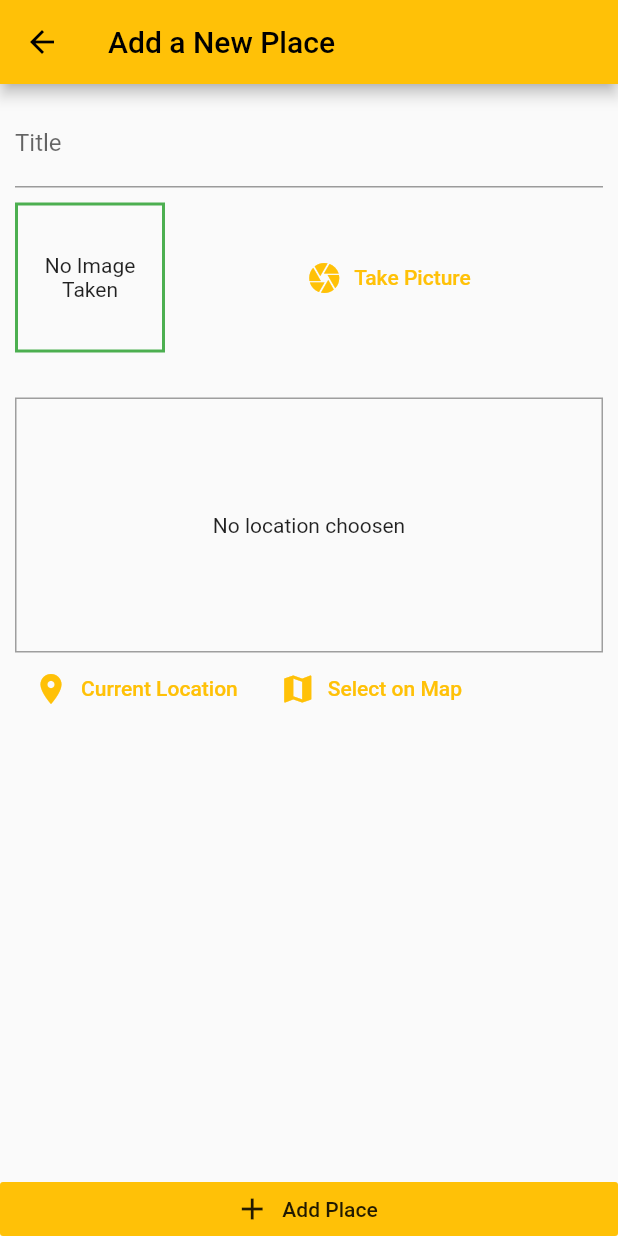
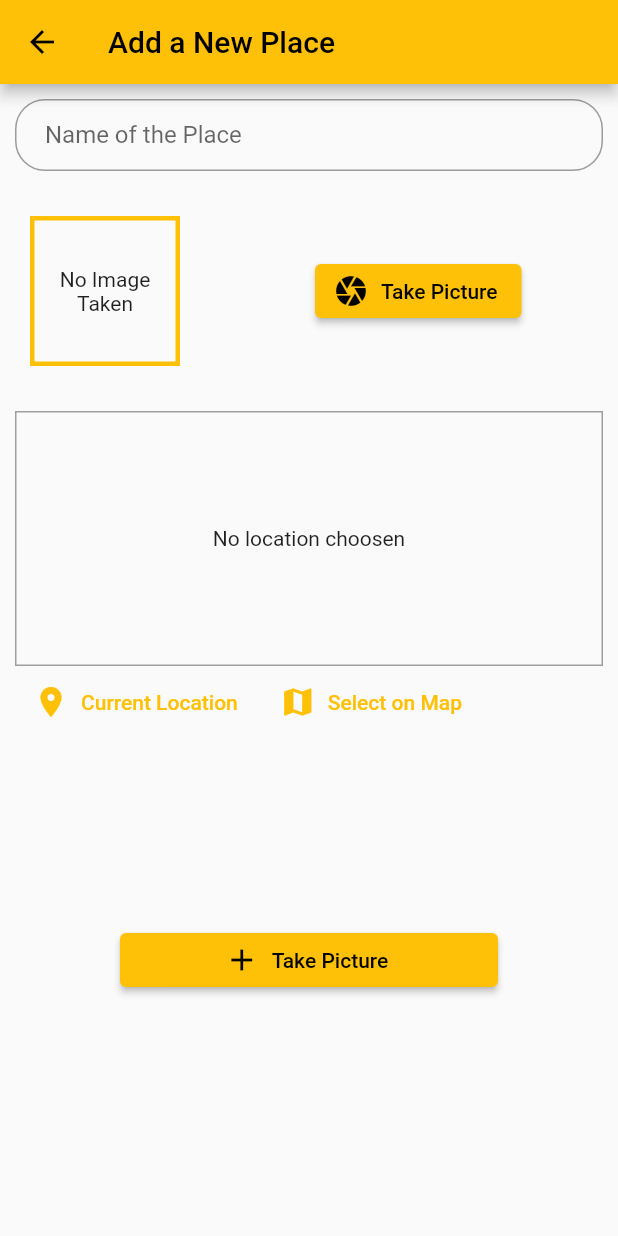
Before and after one commit to sameer2002ms/favourite-place, a Flutter app: the AddPlaceScreen screen opened by its route, on a phone screen of 412 x 824 dp. Run offline on Flutter 3.47's test engine with Material 2 defaults, Android fonts, the phone set to English and light mode, and no system bars; our stand-ins replace google_maps_flutter, image_picker, location, sqflite; accounts and stored records are empty.

Commit message:
half commit

```diff
--- a/lib/Widgets/image_input.dart
+++ b/lib/Widgets/image_input.dart
@@ -20,11 +20,11 @@ class _ImageInputState extends State<ImageInput> {
   //here we have call the camera to take the pictures
   _takePicture() async {
     final picker = ImagePicker();
-    final imageFile = await picker.getImage(source: ImageSource.camera,
+    final imageFile = await picker.getImage(
+      source: ImageSource.camera,
       maxHeight: 600,
     );
-    if(imageFile == null)
-      return;
+    if (imageFile == null) return;
     setState(() {
       _storedImage = File(imageFile.path);
     });
@@ -38,11 +38,15 @@ class _ImageInputState extends State<ImageInput> {
   Widget build(BuildContext context) {
     return Row(
       children: <Widget>[
-        Container(
+        Padding(
+          padding: const EdgeInsets.fromLTRB(10,0,0,0),
+          child: Container(
             width: 100,
             height: 100,
             decoration:
-              BoxDecoration(border: Border.all(width: 2, color: Colors.green)),
+                BoxDecoration(
+                    border: Border.all(width: 3, color: Colors.amber)
+                ),
             child: _storedImage != null
                 ? Image.file(
                     _storedImage!,
@@ -55,16 +59,16 @@ class _ImageInputState extends State<ImageInput> {
                   ),
             alignment: Alignment.center,
           ),
+        ),
         SizedBox(
           width: 10,
         ),
-        Expanded(
-          child: FlatButton.icon(
+        Padding(
+          padding: const EdgeInsets.fromLTRB(80,0,0,0),
+          child: ElevatedButton.icon(
               icon: Icon(Icons.camera),
               label: Text('Take Picture'),
-            textColor: Theme.of(context).primaryColor,
-            onPressed: _takePicture
-          ),
+              onPressed: _takePicture),
         )
       ],
     );
--- a/lib/main.dart
+++ b/lib/main.dart
@@ -24,7 +24,7 @@ class MyApp extends StatelessWidget {
           accentColor: Colors.amber,
           primarySwatch: Colors.amber,
         ),
-        home:  PlacesListScreen(),
+        home: PlacesListScreen(),
         routes: {
           AddPlaceScreen.routename: (context) => AddPlaceScreen(),
           PlaceDetailScreen.routename: (context) => PlaceDetailScreen()
--- a/lib/screens/add_places_screen.dart
+++ b/lib/screens/add_places_screen.dart
@@ -17,7 +17,7 @@ class AddPlaceScreen extends StatefulWidget {
 class _AddPlaceScreenState extends State<AddPlaceScreen> {
   final _titlecontroller = TextEditingController();
   late File _pickedImage;
-  PlaceLocation ? _pickedlocation;
+  PlaceLocation? _pickedlocation;
 
   void _selectImage(File pickedImage) {
     _pickedImage = pickedImage;
@@ -34,8 +34,10 @@ class _AddPlaceScreenState extends State<AddPlaceScreen> {
         _pickedlocation == null) {
       return;
     }
-    Provider.of<UserPlaces>(context, listen: false)
-        .addPlaces(_titlecontroller.text, _pickedImage, );
+    Provider.of<UserPlaces>(context, listen: false).addPlaces(
+      _titlecontroller.text,
+      _pickedImage,
+    );
     Navigator.of(context).pop();
   }
 
@@ -56,11 +58,15 @@ class _AddPlaceScreenState extends State<AddPlaceScreen> {
                 child: Column(
                   children: <Widget>[
                     TextField(
-                      decoration: InputDecoration(labelText: 'Title'),
+                      decoration: InputDecoration(
+                          labelText: 'Name of the Place',
+                          border: OutlineInputBorder(
+                              borderRadius: BorderRadius.circular(20)),
+                          contentPadding: EdgeInsets.fromLTRB(20, 0, 0, 0)),
                       controller: _titlecontroller,
                     ),
                     SizedBox(
-                      height: 10,
+                      height: 30,
                     ),
                     ImageInput(_selectImage),
                     SizedBox(
@@ -72,14 +78,26 @@ class _AddPlaceScreenState extends State<AddPlaceScreen> {
               ),
             ),
           ),
-          RaisedButton.icon(
-            elevation: 0,
-            materialTapTargetSize: MaterialTapTargetSize.shrinkWrap,
-            color: Theme.of(context).accentColor,
-            onPressed: _savePlace,
-            icon: Icon(Icons.add),
-            label: Text('Add Place'),
-          ),
+
+          Padding(
+            padding: const EdgeInsets.fromLTRB(80,0,80,160),
+            child: ElevatedButton.icon(
+              style: ButtonStyle(
+
+              ),
+                icon: Icon(Icons.add),
+                label: Text('Take Picture'),
+                onPressed: _savePlace),
+          )
+
+          // RaisedButton.icon(
+          //   elevation: 0,
+          //   materialTapTargetSize: MaterialTapTargetSize.shrinkWrap,
+          //   color: Theme.of(context).accentColor,
+          //   onPressed: _savePlace,
+          //   icon: Icon(Icons.add),
+          //   label: Text('Add Place'),
+          // ),
         ],
       ),
     );
```
Also changed, not shown: lib/screens/places_list_screen.dart (+43 -8 lines). Lines whose indentation alone changed are shown as unchanged.
